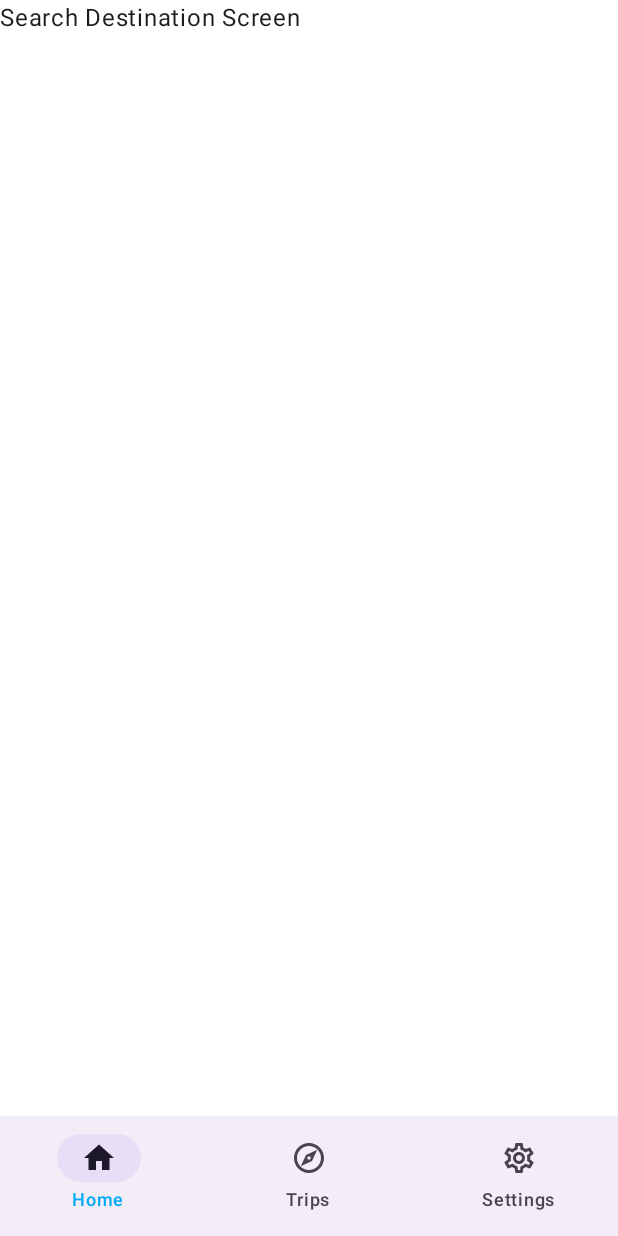
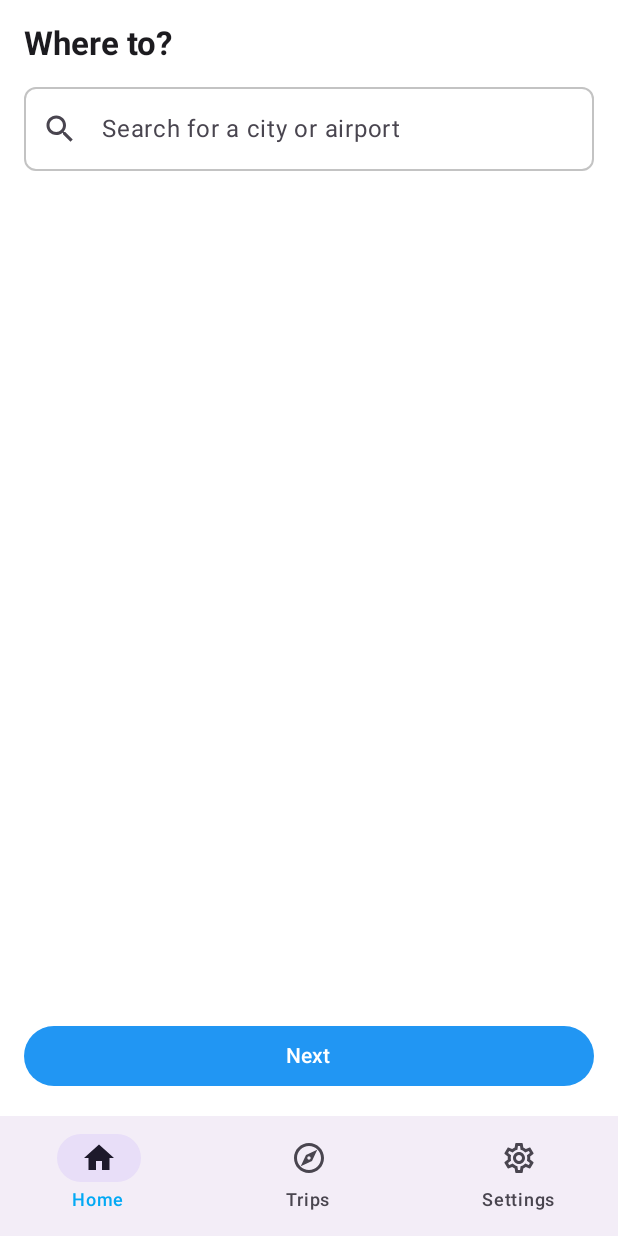
Before and after one commit to Mobile-Programming-Team1/TripCast, an Android app built with Jetpack Compose: the SearchDestinationScreen screen opened through its navigation route, on a phone screen of 412 x 824 dp. Run offline under Robolectric (Android 15) with nearby library versions, the phone set to English and light mode, and no system bars.

Commit message:
feat : 기본 앱 플로우 구현 완료

```diff
--- a/app/build.gradle.kts
+++ b/app/build.gradle.kts
@@ -50,6 +50,7 @@ dependencies {
     implementation(libs.androidx.ui.tooling.preview)
     implementation(libs.androidx.material3)
     implementation(libs.androidx.navigation.compose)
+    implementation(libs.androidx.lifecycle.viewmodel.compose)
     testImplementation(libs.junit)
     androidTestImplementation(libs.androidx.junit)
     androidTestImplementation(libs.androidx.espresso.core)
--- a/app/src/main/java/com/example/tripcast/MainActivity.kt
+++ b/app/src/main/java/com/example/tripcast/MainActivity.kt
@@ -18,16 +18,20 @@ import androidx.compose.material3.Scaffold
 import androidx.compose.material3.Surface
 import androidx.compose.runtime.Composable
 import androidx.compose.ui.Modifier
+import androidx.lifecycle.viewmodel.compose.viewModel
 import androidx.navigation.compose.NavHost
 import androidx.navigation.compose.composable
 import androidx.navigation.compose.currentBackStackEntryAsState
 import androidx.navigation.compose.rememberNavController
 import com.example.tripcast.ui.components.BottomNavBar
 import com.example.tripcast.ui.screens.CalendarScreen
+import com.example.tripcast.ui.screens.CheckOverallScreen
 import com.example.tripcast.ui.screens.HomeScreen
 import com.example.tripcast.ui.screens.SearchDestinationScreen
+import com.example.tripcast.ui.screens.SelectDatesScreen
 import com.example.tripcast.ui.screens.SettingScreen
 import com.example.tripcast.ui.theme.tripcastTheme
+import com.example.tripcast.viewmodel.MyTripViewModel
 
 class MainActivity : ComponentActivity() {
     override fun onCreate(savedInstanceState: Bundle?) {
@@ -48,6 +52,7 @@ class MainActivity : ComponentActivity() {
 @Composable
 fun tripcastApp() {
     val navController = rememberNavController()
+    var myTripViewModel : MyTripViewModel = viewModel()
 
     Scaffold(
         bottomBar = {
@@ -81,11 +86,13 @@ fun tripcastApp() {
         ) {
             composable("home") {
                 HomeScreen(
+                    viewModel = myTripViewModel,
                     onNavigateToCalendar = { navController.navigate("calendar") }
                 )
             }
             composable("calendar") {
                 CalendarScreen(
+                    viewModel = myTripViewModel,
                     onNavigateToSearch = { navController.navigate("search") }
                 )
             }
@@ -93,20 +100,24 @@ fun tripcastApp() {
                 SettingScreen()
             }
             composable("search") {
+
                 SearchDestinationScreen(
-//                    onNavigateToSelectDates = { navController.navigate("select_dates") }
+                    viewModel = myTripViewModel,
+                    onNavigateToSelectDates = {navController.navigate("select_dates") }
                 )
             }
-//            composable("select_dates") {
-//                SelectDatesScreen(
-//                    onNavigateToCheckWeather = { navController.navigate("check_weather") }
-//                )
-//            }
-//            composable("check_weather") {
-//                CheckWeatherScreen(
-//                    onNavigateToPreferences = { navController.navigate("preferences") }
-//                )
-//            }
+            composable("select_dates") {
+                SelectDatesScreen(
+                    viewModel = myTripViewModel,
+                    onNavigateToCheckOverall = { navController.navigate("check_overall") }
+                )
+            }
+            composable("check_overall") {
+                CheckOverallScreen(
+                    viewModel = myTripViewModel,
+                    onNavigateToPreferences = { navController.navigate("home") }
+                )
+            }
 //            composable("preferences") {
 //                WeatherPreferencesScreen(
 //                    onGetRecommendations = { /* Handle recommendations */ }
--- /dev/null
+++ b/app/src/main/java/com/example/tripcast/model/Destination.kt
@@ -0,0 +1,9 @@
+package com.example.tripcast.model
+
+data class Destination (
+    val name: String,
+    val weather: String,
+    val temperature: String,
+    val UV: String,
+    val airQuality: String,
+)
--- /dev/null
+++ b/app/src/main/java/com/example/tripcast/model/DestinationDataFactory.kt
@@ -0,0 +1,13 @@
+package com.example.tripcast.model
+
+object DestinationDataFactory {
+
+    fun makeDestinationList(): List<Destination> {
+        return listOf(
+            Destination("New York", "Sunny", "26°C", "High", "Moderate"),
+            Destination("Los Angeles", "Rainy", "22°C", "Low", "Good"),
+            Destination("Miami", "Cloudy", "24°C", "Medium", "Moderate"),
+            Destination("San Francisco", "Sunny", "28°C", "High", "Poor")
+        )
+    }
+}
--- /dev/null
+++ b/app/src/main/java/com/example/tripcast/model/WeatherInfo.kt
@@ -0,0 +1,6 @@
+package com.example.tripcast.model
+
+data class WeatherInfo(
+    val date:String,
+    val weather: WeatherType
+)
--- a/app/src/main/java/com/example/tripcast/ui/screens/CalendarScreen.kt
+++ b/app/src/main/java/com/example/tripcast/ui/screens/CalendarScreen.kt
@@ -10,9 +10,10 @@ import androidx.compose.runtime.Composable
 import androidx.compose.ui.Modifier
 import androidx.compose.ui.unit.dp
 import com.example.tripcast.ui.components.CalendarView
+import com.example.tripcast.viewmodel.MyTripViewModel
 
 @Composable
-fun CalendarScreen(modifier: Modifier = Modifier, onNavigateToSearch: () -> Unit) {
+fun CalendarScreen(modifier: Modifier = Modifier, onNavigateToSearch: () -> Unit, viewModel: MyTripViewModel) {
     LazyColumn (
         modifier = Modifier
             .fillMaxSize()
--- a/app/src/main/java/com/example/tripcast/ui/screens/HomeScreen.kt
+++ b/app/src/main/java/com/example/tripcast/ui/screens/HomeScreen.kt
@@ -24,75 +24,75 @@ import androidx.compose.ui.Modifier
 import androidx.compose.ui.layout.ContentScale
 import androidx.compose.ui.res.painterResource
 import androidx.compose.ui.text.font.FontWeight
-import androidx.compose.ui.tooling.preview.Preview
 import androidx.compose.ui.unit.dp
 import com.example.tripcast.R
 import com.example.tripcast.model.Trip
+import com.example.tripcast.viewmodel.MyTripViewModel
 
 @Composable
 fun HomeScreen(
-    onNavigateToCalendar: () -> Unit
+    onNavigateToCalendar: () -> Unit, viewModel: MyTripViewModel
 ) {
-    val trips = listOf(
-        Trip(
-            startDate = "2025-06-01",
-            endDate = "2025-06-05",
-            location = "Seoul",
-            weather = "Sunny",
-            temperature = "26°C",
-            UV = "High",
-            airQuality = "Moderate"
-        ),
-        Trip(
-            startDate = "2025-07-10",
-            endDate = "2025-07-15",
-            location = "Tokyo",
-            weather = "Rainy",
-            temperature = "22°C",
-            UV = "Low",
-            airQuality = "Good"
-        ),
-        Trip(
-            startDate = "2025-08-01",
-            endDate = "2025-08-07",
-            location = "Paris",
-            weather = "Cloudy",
-            temperature = "24°C",
-            UV = "Medium",
-            airQuality = "Moderate"
-        ),
-        Trip(
-            startDate = "2025-09-05",
-            endDate = "2025-09-10",
-            location = "New York",
-            weather = "Sunny",
-            temperature = "28°C",
-            UV = "High",
-            airQuality = "Poor"
-        ),
-
-    )
-
-    val recommendedTrips = listOf(
-        Trip(
-            startDate = "2025-10-12",
-            endDate = "2025-10-16",
-            location = "Sydney",
-            weather = "Windy",
-            temperature = "19°C",
-            UV = "Medium",
-            airQuality = "Good"
-        ),
-        Trip(
-            startDate = "2025-11-20",
-            endDate = "2025-11-25",
-            location = "London",
-            weather = "Foggy",
-            temperature = "10°C",
-            UV = "Low",
-            airQuality = "Unhealthy"
-        )
-    )
+//    val trips = listOf(
+//        Trip(
+//            startDate = "2025-06-01",
+//            endDate = "2025-06-05",
+//            location = "Seoul",
+//            weather = "Sunny",
+//            temperature = "26°C",
+//            UV = "High",
+//            airQuality = "Moderate"
+//        ),
+//        Trip(
+//            startDate = "2025-07-10",
+//            endDate = "2025-07-15",
+//            location = "Tokyo",
+//            weather = "Rainy",
+//            temperature = "22°C",
+//            UV = "Low",
+//            airQuality = "Good"
+//        ),
+//        Trip(
+//            startDate = "2025-08-01",
+//            endDate = "2025-08-07",
+//            location = "Paris",
+//            weather = "Cloudy",
+//            temperature = "24°C",
+//            UV = "Medium",
+//            airQuality = "Moderate"
+//        ),
+//        Trip(
+//            startDate = "2025-09-05",
+//            endDate = "2025-09-10",
+//            location = "New York",
+//            weather = "Sunny",
+//            temperature = "28°C",
+//            UV = "High",
+//            airQuality = "Poor"
+//        ),
+//
+//    )
+//
+//    val recommendedTrips = listOf(
+//        Trip(
+//            startDate = "2025-10-12",
+//            endDate = "2025-10-16",
+//            location = "Sydney",
+//            weather = "Windy",
+//            temperature = "19°C",
+//            UV = "Medium",
+//            airQuality = "Good"
+//        ),
+//        Trip(
+//            startDate = "2025-11-20",
+//            endDate = "2025-11-25",
+//            location = "London",
+//            weather = "Foggy",
+//            temperature = "10°C",
+//            UV = "Low",
+//            airQuality = "Unhealthy"
+//        )
+//    )
 
     LazyColumn(
         modifier = Modifier
@@ -139,7 +139,7 @@ fun HomeScreen(
             )
         }
         // 내 일정들
-        items(trips) { trip ->
+        items(viewModel.myTripList) { trip ->
             TripItem(trip = trip)
             Spacer(modifier = Modifier.height(8.dp))
         }
@@ -181,10 +181,10 @@ fun HomeScreen(
         }
 
         // 사용자 추천 여행지들
-        items(recommendedTrips) { trip ->
-            RecommendedTripItem(trip = trip)
-            Spacer(modifier = Modifier.height(8.dp))
-        }
+//        items(recommendedTrips) { trip ->
+//            RecommendedTripItem(trip = trip)
+//            Spacer(modifier = Modifier.height(8.dp))
+//        }
     }
 }
 
@@ -218,7 +218,7 @@ fun TripItem(trip: Trip) {
             )
 
             Text(
-                text = "${trip.startDate}, ${trip.endDate}",
+                text = "${trip.startDate} ~ ${trip.endDate}",
                 style = MaterialTheme.typography.bodySmall,
                 color = MaterialTheme.colorScheme.onSurface.copy(alpha = 0.7f)
             )
@@ -263,9 +263,3 @@ fun RecommendedTripItem(trip: Trip) {
         }
     }
 }
-
-@Preview
-@Composable
-private fun HomeScreenPrev() {
-    HomeScreen {  }
-}
--- a/app/src/main/java/com/example/tripcast/ui/screens/SearchDestinationScreen.kt
+++ b/app/src/main/java/com/example/tripcast/ui/screens/SearchDestinationScreen.kt
@@ -1,10 +1,130 @@
 package com.example.tripcast.ui.screens
 
+import android.util.Log
+import androidx.compose.foundation.layout.Box
+import androidx.compose.foundation.layout.Column
+import androidx.compose.foundation.layout.Spacer
+import androidx.compose.foundation.layout.fillMaxSize
+import androidx.compose.foundation.layout.fillMaxWidth
+import androidx.compose.foundation.layout.height
+import androidx.compose.foundation.layout.padding
+import androidx.compose.foundation.shape.RoundedCornerShape
+import androidx.compose.material.icons.Icons
+import androidx.compose.material.icons.filled.Search
+import androidx.compose.material3.Button
+import androidx.compose.material3.DropdownMenu
+import androidx.compose.material3.DropdownMenuItem
+import androidx.compose.material3.ExperimentalMaterial3Api
+import androidx.compose.material3.Icon
+import androidx.compose.material3.MaterialTheme
+import androidx.compose.material3.OutlinedTextField
+import androidx.compose.material3.OutlinedTextFieldDefaults
 import androidx.compose.material3.Text
 import androidx.compose.runtime.Composable
+import androidx.compose.runtime.getValue
+import androidx.compose.runtime.mutableStateOf
+import androidx.compose.runtime.remember
+import androidx.compose.runtime.setValue
 import androidx.compose.ui.Modifier
+import androidx.compose.ui.graphics.Color
+import androidx.compose.ui.platform.LocalFocusManager
+import androidx.compose.ui.text.font.FontWeight
+import androidx.compose.ui.unit.dp
+import androidx.compose.ui.window.PopupProperties
+import com.example.tripcast.model.DestinationDataFactory
+import com.example.tripcast.viewmodel.MyTripViewModel
 
+@OptIn(ExperimentalMaterial3Api::class)
 @Composable
-fun SearchDestinationScreen(modifier: Modifier = Modifier) {
-    Text("Search Destination Screen")
+fun SearchDestinationScreen(
+    onNavigateToSelectDates: () -> Unit, viewModel: MyTripViewModel
+) {
+    var isDropdownExpanded by remember { mutableStateOf(false) }
+    var searchQuery by remember { mutableStateOf("") }
+    val focusManager = LocalFocusManager.current
+
+    val allDestinations = DestinationDataFactory.makeDestinationList()
+    val filteredDestinations = allDestinations.filter {
+        it.name.contains(searchQuery, ignoreCase = true)
+    }
+
+    Log.d("Dropdown", "Query: $searchQuery, Matched: ${filteredDestinations.map { it.name }}")
+
+    Column(
+        modifier = Modifier
+            .fillMaxSize()
+            .padding(16.dp)
+    ) {
+        Text(
+            text = "Where to?",
+            style = MaterialTheme.typography.titleLarge,
+            fontWeight = FontWeight.Bold,
+            modifier = Modifier.padding(bottom = 16.dp)
+        )
+
+        Box(modifier = Modifier.fillMaxWidth()) {
+            OutlinedTextField(
+                value = searchQuery,
+                onValueChange = {
+                    searchQuery = it
+                    isDropdownExpanded = true  // 여기에 넣는 것이 안전함
+                },
+                modifier = Modifier
+                    .fillMaxWidth(),
+                placeholder = { Text("Search for a city or airport") },
+                leadingIcon = {
+                    Icon(
+                        imageVector = Icons.Default.Search,
+                        contentDescription = "Search"
+                    )
+                },
+                shape = RoundedCornerShape(8.dp),
+                colors = OutlinedTextFieldDefaults.colors(
+                    focusedBorderColor = MaterialTheme.colorScheme.primary,
+                    unfocusedBorderColor = Color.Gray.copy(alpha = 0.5f)
+                )
+            )
+
+            DropdownMenu(
+                expanded = isDropdownExpanded && filteredDestinations.isNotEmpty(),
+                onDismissRequest = {
+                    isDropdownExpanded = false
+                },
+                modifier = Modifier
+                    .fillMaxWidth(),
+                properties = PopupProperties(focusable = false)
+            ) {
+                filteredDestinations.forEach { destination ->
+                    DropdownMenuItem(
+                        text = { Text(destination.name) },
+                        onClick = {
+                            searchQuery = destination.name
+                            isDropdownExpanded = false
+                            focusManager.clearFocus()
+                        }
+                    )
+                }
+            }
+        }
+
+        Spacer(modifier = Modifier.height(24.dp))
+
+        Spacer(modifier = Modifier.weight(1f))
+
+        Button(
+            onClick = {
+                try {
+                    Log.d("Tripcast", "Before addEmptyTrip")
+                    viewModel.addEmptyTrip(searchQuery)
+                    Log.d("Tripcast", "After addEmptyTrip")
+                    onNavigateToSelectDates()
+                } catch (e: Exception) {
+                    Log.e("Tripcast", "Error during trip add/searchDestinationScreen: ${e.message}")
+                }
+                      },
+            modifier = Modifier.fillMaxWidth()
+        ) {
+            Text("Next")
+        }
+    }
 }
--- /dev/null
+++ b/app/src/main/res/drawable/ic_rainy.xml
@@ -0,0 +1,5 @@
+<vector xmlns:android="http://schemas.android.com/apk/res/android" android:height="24dp" android:tint="#000000" android:viewportHeight="960" android:viewportWidth="960" android:width="24dp">
+
+    <path android:fillColor="@android:color/white" android:pathData="M338,756Q323,764 307.5,758.5Q292,753 284,738L44,258Q36,243 41.5,227.5Q47,212 62,204Q77,196 92.5,201.5Q108,207 116,222L356,702Q364,717 358.5,732.5Q353,748 338,756ZM525,756Q510,764 494.5,758.5Q479,753 471,738L231,258Q223,243 228.5,227.5Q234,212 249,204Q264,196 279,201.5Q294,207 302,222L543,702Q551,717 545.5,732.5Q540,748 525,756ZM712,755Q697,763 681.5,758Q666,753 658,738L418,258Q410,243 415.5,227.5Q421,212 436,204Q451,196 466,201.5Q481,207 489,222L730,702Q738,717 732.5,732Q727,747 712,755ZM898,756Q883,764 867.5,758.5Q852,753 844,738L604,258Q596,243 601.5,227.5Q607,212 622,204Q637,196 652.5,201.5Q668,207 676,222L916,702Q924,717 918.5,732.5Q913,748 898,756Z"/>
+
+</vector>
--- /dev/null
+++ b/app/src/main/res/drawable/ic_snowy.xml
@@ -0,0 +1,5 @@
+<vector xmlns:android="http://schemas.android.com/apk/res/android" android:height="24dp" android:tint="#000000" android:viewportHeight="24" android:viewportWidth="24" android:width="24dp">
+
+    <path android:fillColor="@android:color/white" android:pathData="M6,12.75c0.69,0 1.25,0.56 1.25,1.25S6.69,15.25 6,15.25S4.75,14.69 4.75,14S5.31,12.75 6,12.75zM4.75,6c0,0.69 0.56,1.25 1.25,1.25S7.25,6.69 7.25,6S6.69,4.75 6,4.75S4.75,5.31 4.75,6zM16.75,14c0,0.69 0.56,1.25 1.25,1.25s1.25,-0.56 1.25,-1.25s-0.56,-1.25 -1.25,-1.25S16.75,13.31 16.75,14zM16.75,6c0,0.69 0.56,1.25 1.25,1.25S19.25,6.69 19.25,6S18.69,4.75 18,4.75S16.75,5.31 16.75,6zM7.75,18c0,0.69 0.56,1.25 1.25,1.25s1.25,-0.56 1.25,-1.25S9.69,16.75 9,16.75S7.75,17.31 7.75,18zM7.75,10c0,0.69 0.56,1.25 1.25,1.25s1.25,-0.56 1.25,-1.25S9.69,8.75 9,8.75S7.75,9.31 7.75,10zM10.75,14c0,0.69 0.56,1.25 1.25,1.25s1.25,-0.56 1.25,-1.25s-0.56,-1.25 -1.25,-1.25S10.75,13.31 10.75,14zM10.75,6c0,0.69 0.56,1.25 1.25,1.25S13.25,6.69 13.25,6S12.69,4.75 12,4.75S10.75,5.31 10.75,6zM13.75,18c0,0.69 0.56,1.25 1.25,1.25s1.25,-0.56 1.25,-1.25s-0.56,-1.25 -1.25,-1.25S13.75,17.31 13.75,18zM13.75,10c0,0.69 0.56,1.25 1.25,1.25s1.25,-0.56 1.25,-1.25S15.69,8.75 15,8.75S13.75,9.31 13.75,10z"/>
+
+</vector>
--- a/gradle/libs.versions.toml
+++ b/gradle/libs.versions.toml
@@ -9,6 +9,7 @@ lifecycleRuntimeKtx = "2.9.0"
 activityCompose = "1.10.1"
 composeBom = "2024.09.00"
 navigationCompose = "2.9.0"
+lifecycleViewmodelCompose = "2.9.0"
 
 [libraries]
 androidx-core-ktx = { group = "androidx.core", name = "core-ktx", version.ref = "coreKtx" }
@@ -26,6 +27,7 @@ androidx-ui-test-manifest = { group = "androidx.compose.ui", name = "ui-test-man
 androidx-ui-test-junit4 = { group = "androidx.compose.ui", name = "ui-test-junit4" }
 androidx-material3 = { group = "androidx.compose.material3", name = "material3" }
 androidx-navigation-compose = { group = "androidx.navigation", name = "navigation-compose", version.ref = "navigationCompose" }
+androidx-lifecycle-viewmodel-compose = { group = "androidx.lifecycle", name = "lifecycle-viewmodel-compose", version.ref = "lifecycleViewmodelCompose" }
 
 [plugins]
 android-application = { id = "com.android.application", version.ref = "agp" }
```
Also changed, not shown: app/src/main/java/com/example/tripcast/model/WeatherType.kt (added, +8 -0 lines), app/src/main/java/com/example/tripcast/ui/screens/CheckOverallScreen.kt (added, +183 -0 lines), app/src/main/java/com/example/tripcast/ui/screens/SelectDatesScreen.kt (added, +110 -0 lines), app/src/main/java/com/example/tripcast/util/GetWeatherInfo.kt (added, +24 -0 lines), app/src/main/java/com/example/tripcast/viewmodel/MyTripViewModel.kt (added, +45 -0 lines).
